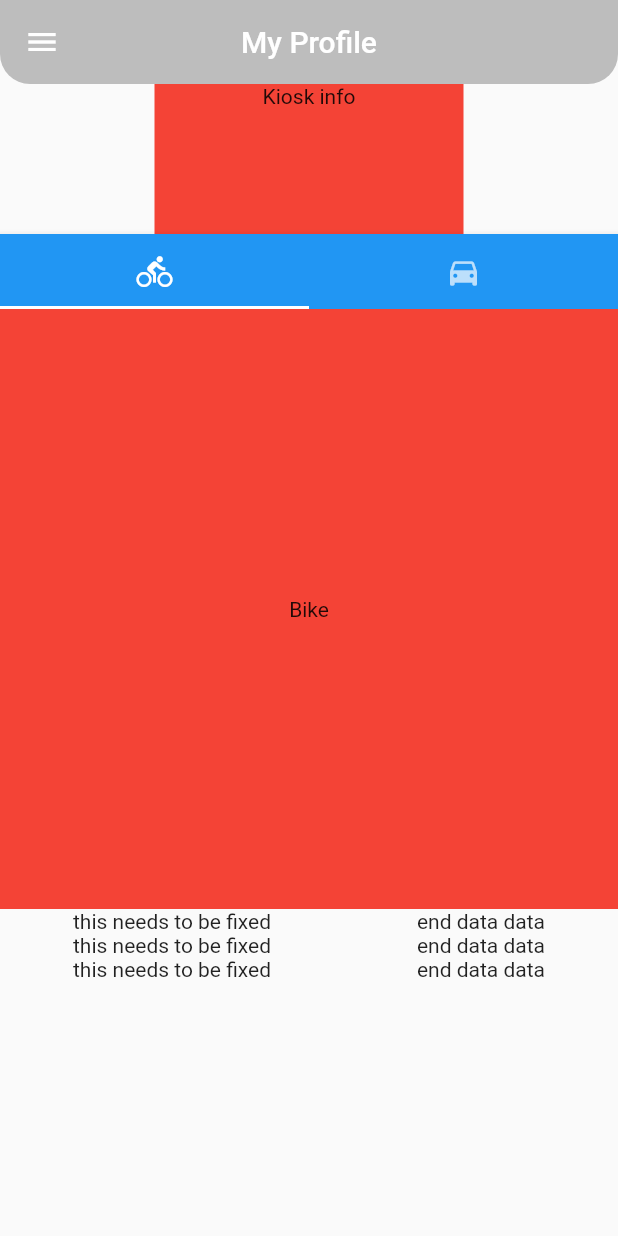
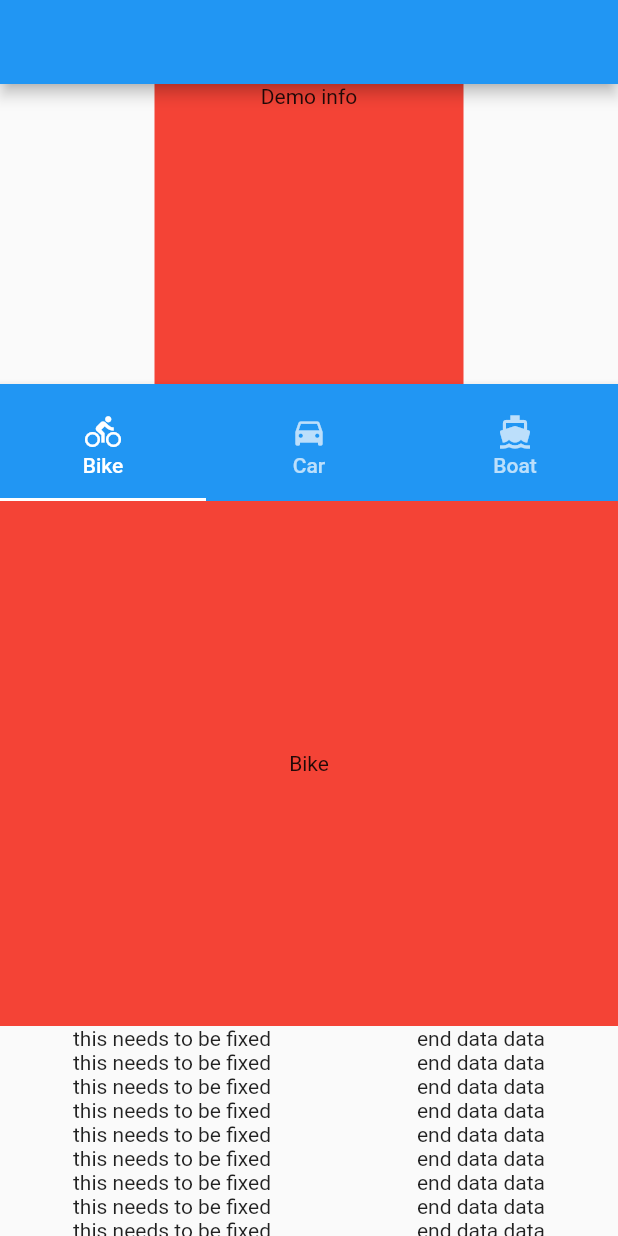
Before and after one commit to diyarfaraj/flutter-tabs-center-screen, a Flutter app: the screen it shows after launch, on a phone screen of 412 x 824 dp. Run offline on Flutter 3.47's test engine with Material 2 defaults, Android fonts, the phone set to English and light mode, and no system bars.

Commit message:
solved scroll issue

```diff
--- a/lib/profilePage.dart
+++ b/lib/profilePage.dart
@@ -11,55 +11,50 @@ class profilePageState extends State<profilePage> {
   Widget build(BuildContext context) {
     return MaterialApp(
       home: DefaultTabController(
-        length: 2,
+        length: 3,
         child: Scaffold(
-          appBar: AppBar(
-            title: Text(
-              'My Profile',
-            ),
-            centerTitle: true,
-            backgroundColor: Colors.grey[700].withOpacity(0.4),
-            elevation: 0,
-            // give the app bar rounded corners
-            shape: RoundedRectangleBorder(
-              borderRadius: BorderRadius.only(
-                bottomLeft: Radius.circular(20.0),
-                bottomRight: Radius.circular(20.0),
-              ),
-            ),
-            leading: Icon(
-              Icons.menu,
-            ),
-          ),
-          body: Column(
+          appBar: AppBar(),
+          body: SingleChildScrollView(
+            child: Column(
               children: <Widget>[
                 // construct the profile details widget here
                 FractionallySizedBox(
                   alignment: Alignment.topCenter,
                   widthFactor: 0.5,
                   child: Container(
-                  height: 100,
+                    height: 200,
                     color: Colors.red,
                     width: double.infinity,
                     child: Column(
-                    children: [Text("Kiosk info")],
+                      children: [Text("Demo info")],
                     ),
                   ),
                 ),
 
                 // the tab bar with two items
                 SizedBox(
-                height: 50,
+                  height: 78,
                   child: AppBar(
                     bottom: TabBar(
                       tabs: [
                         Tab(
+                          iconMargin: EdgeInsets.all(2),
                           icon: Icon(Icons.directions_bike),
+                          text: "Bike",
                         ),
                         Tab(
+                          iconMargin: EdgeInsets.all(2),
                           icon: Icon(
                             Icons.directions_car,
                           ),
+                          text: "Car",
+                        ),
+                        Tab(
+                          iconMargin: EdgeInsets.all(2),
+                          icon: Icon(
+                            Icons.directions_boat,
+                          ),
+                          text: "Boat",
                         ),
                       ],
                     ),
@@ -67,8 +62,9 @@ class profilePageState extends State<profilePage> {
                 ),
 
                 // create widgets for each tab bar here
+
                 Container(
-                height: 400,
+                  height: 350,
                   child: TabBarView(
                     children: [
                       // first tab bar view widget
@@ -90,14 +86,84 @@ class profilePageState extends State<profilePage> {
                           ),
                         ),
                       ),
+                      // thirs  tab bar viiew widget
+                      Container(
+                        color: Colors.pink,
+                        child: Center(
+                          child: Text(
+                            'Boat',
+                          ),
+                        ),
+                      ),
                     ],
                   ),
                 ),
 
-              SingleChildScrollView(
-                child: Expanded(
-                  child: Column(
+                Column(
                   children: [
+                    Row(
+                      mainAxisAlignment: MainAxisAlignment.spaceAround,
+                      children: [
+                        Text("this needs to be fixed"),
+                        Text("end data data"),
+                      ],
+                    ),
+                    Row(
+                      mainAxisAlignment: MainAxisAlignment.spaceAround,
+                      children: [
+                        Text("this needs to be fixed"),
+                        Text("end data data"),
+                      ],
+                    ),
+                    Row(
+                      mainAxisAlignment: MainAxisAlignment.spaceAround,
+                      children: [
+                        Text("this needs to be fixed"),
+                        Text("end data data"),
+                      ],
+                    ),
+                    Row(
+                      mainAxisAlignment: MainAxisAlignment.spaceAround,
+                      children: [
+                        Text("this needs to be fixed"),
+                        Text("end data data"),
+                      ],
+                    ),
+                    Row(
+                      mainAxisAlignment: MainAxisAlignment.spaceAround,
+                      children: [
+                        Text("this needs to be fixed"),
+                        Text("end data data"),
+                      ],
+                    ),
+                    Row(
+                      mainAxisAlignment: MainAxisAlignment.spaceAround,
+                      children: [
+                        Text("this needs to be fixed"),
+                        Text("end data data"),
+                      ],
+                    ),
+                    Row(
+                      mainAxisAlignment: MainAxisAlignment.spaceAround,
+                      children: [
+                        Text("this needs to be fixed"),
+                        Text("end data data"),
+                      ],
+                    ),
+                    Row(
+                      mainAxisAlignment: MainAxisAlignment.spaceAround,
+                      children: [
+                        Text("this needs to be fixed"),
+                        Text("end data data"),
+                      ],
+                    ),
+                    Row(
+                      mainAxisAlignment: MainAxisAlignment.spaceAround,
+                      children: [
+                        Text("this needs to be fixed"),
+                        Text("end data data"),
+                      ],
+                    ),
                     Row(
                       mainAxisAlignment: MainAxisAlignment.spaceAround,
                       children: [
@@ -121,9 +187,8 @@ class profilePageState extends State<profilePage> {
                     ),
                   ],
                 ),
+              ],
             ),
-              )
-            ],
           ),
         ),
       ),
--- a/pubspec.yaml
+++ b/pubspec.yaml
@@ -32,6 +32,7 @@ dependencies:
 dev_dependencies:
   flutter_test:
     sdk: flutter
+  provider: ^4.3.2+2
 
 # For information on the generic Dart part of this file, see the
 # following page: https://dart.dev/tools/pub/pubspec
```
Also changed, not shown: pubspec.lock. Lines whose indentation alone changed are shown as unchanged.
